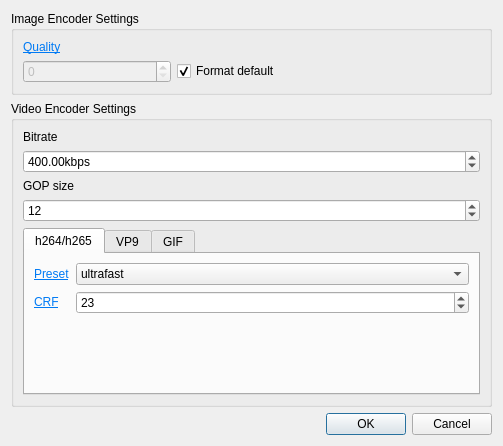
Qt form recording/encoders/encodersettingsdialog.ui (ArsenArsen/KShare) before a commit.
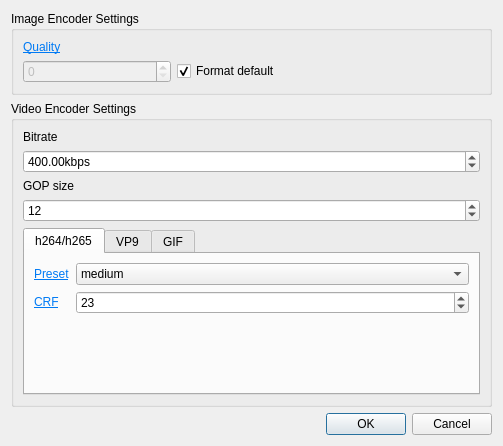
The same form after that commit.

The edit to the form file:
```diff
--- a/recording/encoders/encodersettingsdialog.ui
+++ b/recording/encoders/encodersettingsdialog.ui
@@ -84,6 +84,9 @@
             <property name="currentText">
              <string notr="true">medium</string>
             </property>
+            <property name="currentIndex">
+             <number>5</number>
+            </property>
             <item>
              <property name="text">
               <string>ultrafast</string>
```
